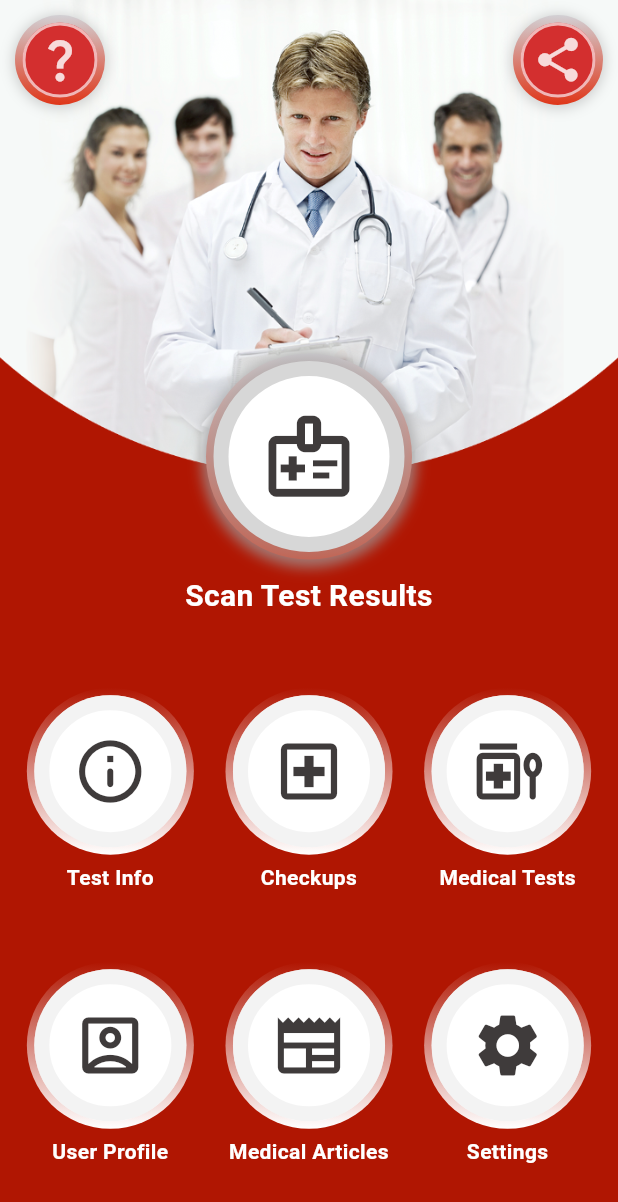
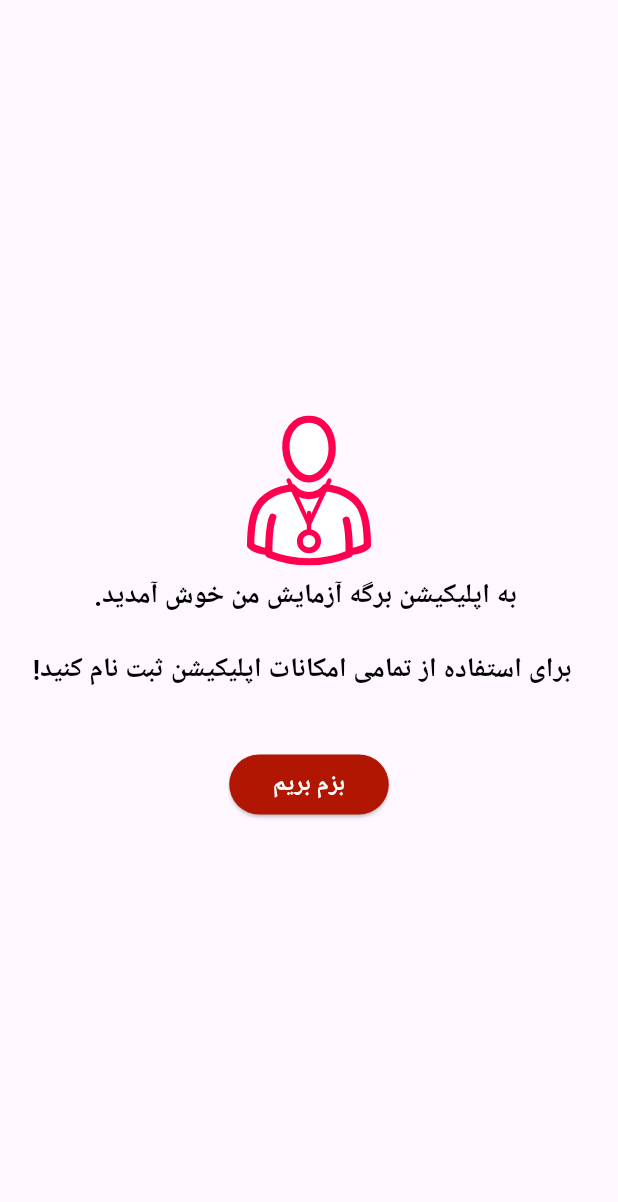
Before and after one commit to shbashokian/MyTestSheet, a Flutter app: the screen it shows after launch, on a phone screen of 412 x 824 dp. Shown: the top 1202 px of the screen. Run offline on Flutter 3.47's test engine with Material 3 defaults, Android fonts, the phone set to English and light mode, and no system bars; our stand-ins replace flutter_spinkit, flutter_svg, font_awesome_flutter; Roboto replaces fonts that are missing (vazir).

Commit message:
Regiter Intro Screen Created

```diff
--- a/lib/main.dart
+++ b/lib/main.dart
@@ -3,6 +3,7 @@ import 'package:flutter/services.dart';
 import 'package:flutter_localizations/flutter_localizations.dart';
 import 'package:my_test_sheet/colors.dart';
 import 'package:my_test_sheet/view/first_page.dart';
+import 'package:my_test_sheet/view/register_intro.dart';
 import 'package:my_test_sheet/view/splashScreen.dart';
 
 void main() async {
@@ -36,7 +37,7 @@ class MyApp extends StatelessWidget {
       ],
       theme: ThemeData(fontFamily: 'vazir', textTheme: const TextTheme(headline1: TextStyle(fontFamily: 'vazir', fontSize: 16, fontWeight: FontWeight.w700, color: Colors.white), bodyText1: TextStyle(fontFamily: 'vazir', fontSize: 13, fontWeight: FontWeight.w300), headline2: TextStyle(fontFamily: 'vazir', fontSize: 13, fontWeight: FontWeight.w300, color: Colors.white), headline3: TextStyle(fontFamily: 'vazir', fontSize: 16, fontWeight: FontWeight.w600, color: Colors.red), headline4: TextStyle(fontFamily: 'vazir', fontSize: 13, fontWeight: FontWeight.w300, color: Colors.green), headline5: TextStyle(fontFamily: 'vazir', fontSize: 18, fontWeight: FontWeight.w600, color: Colors.black), headline6: TextStyle(fontFamily: 'vazir', fontSize: 18, fontWeight: FontWeight.w600, color: myColors.iconColors), subtitle2: TextStyle(fontFamily: 'vazir', fontSize: 14, fontWeight: FontWeight.w600, color: Colors.black))),
       debugShowCheckedModeBanner: false,
-      home: splashScreen(),
+      home: RegisterIntro(),
     );
   }
 }
--- a/lib/my_strings.dart
+++ b/lib/my_strings.dart
@@ -6,4 +6,7 @@ class myStrings {
   static const String editProfileAvatar = "تغییر تصویر پروفایل";
   static const String logOut = "خروج از حساب کاربری";
   static const String myFav = "علاقمندی های من";
+  static const String welcome = """ به اپلیکیشن برگه آزمایش من خوش آمدید.
+
+  برای استفاده از تمامی امکانات اپلیکیشن ثبت نام کنید!""";
 }
--- a/lib/view/inner_screen.dart
+++ b/lib/view/inner_screen.dart
@@ -57,7 +57,12 @@ class _inner extends State<inner> {
           ),
         ),
         body: Stack(children: [
-          innerScreenWidgets[selectedIndex != -1 ? selectedIndex : widget.data],
+          //innerScreenWidgets[selectedIndex != -1 ? selectedIndex : widget.data]
+
+          IndexedStack(
+            index: selectedIndex != -1 ? selectedIndex : widget.data,
+            children: [BlogScreen(sizeW: sizeW, sizeH: sizeH, textTheme: textTheme), ProfileScreen(sizeW: sizeW, sizeH: sizeH, textTheme: textTheme)],
+          ),
           BottomNav(
             sizeH: sizeH,
             changeScreen: (int value) {
--- /dev/null
+++ b/lib/view/register_intro.dart
@@ -0,0 +1,57 @@
+import 'package:flutter/material.dart';
+import 'package:flutter_svg/flutter_svg.dart';
+import 'package:my_test_sheet/colors.dart';
+import 'package:my_test_sheet/my_strings.dart';
+
+class RegisterIntro extends StatelessWidget {
+  @override
+  Widget build(BuildContext context) {
+    double sizeH = MediaQuery.of(context).size.height;
+    double sizeW = MediaQuery.of(context).size.width;
+
+    var textTheme = Theme.of(context).textTheme;
+
+    return SafeArea(
+        child: Scaffold(
+      body: Center(
+        child: Column(
+          mainAxisAlignment: MainAxisAlignment.center,
+          children: [
+            SvgPicture.asset(
+              "assets/image/doctor.svg",
+              height: 100,
+            ),
+            Padding(
+              padding: const EdgeInsets.all(8.0),
+              child: RichText(textAlign: TextAlign.center, text: TextSpan(text: myStrings.welcome, style: textTheme.headline5)),
+            ),
+            Padding(
+              padding: const EdgeInsets.only(top: 32.0),
+              child: ElevatedButton(
+                onPressed: () {},
+                child: Padding(
+                  padding: const EdgeInsets.all(5.0),
+                  child: Text(
+                    "بزم بریم",
+                    style: textTheme.headline1,
+                  ),
+                ),
+                style: ButtonStyle(textStyle: MaterialStateProperty.resolveWith((states) {
+                  if (states.contains(MaterialState.pressed)) {
+                    return textTheme.headline3;
+                  }
+                  return textTheme.headline1;
+                }), backgroundColor: MaterialStateProperty.resolveWith((states) {
+                  if (states.contains(MaterialState.pressed)) {
+                    return myColors.iconColors;
+                  }
+                  return myColors.splashBg;
+                })),
+              ),
+            )
+          ],
+        ),
+      ),
+    ));
+  }
+}
--- a/pubspec.yaml
+++ b/pubspec.yaml
@@ -42,6 +42,7 @@ dependencies:
   # The following adds the Cupertino Icons font to your application.
   # Use with the CupertinoIcons class for iOS style icons.
   cupertino_icons: ^1.0.6
+  flutter_svg: ^2.0.10+1
 
 dev_dependencies:
   flutter_test:
@@ -81,6 +82,7 @@ flutter:
     - assets/image/profileAvatar.png
     - assets/icons/penicon.png
     - assets/icons/microicon.png
+    - assets/image/doctor.svg
 
   # An image asset can refer to one or more resolution-specific "variants", see
   # https://flutter.dev/assets-and-images/#resolution-aware
```
Also changed, not shown: assets/image/doctor.svg (added), pubspec.lock.
